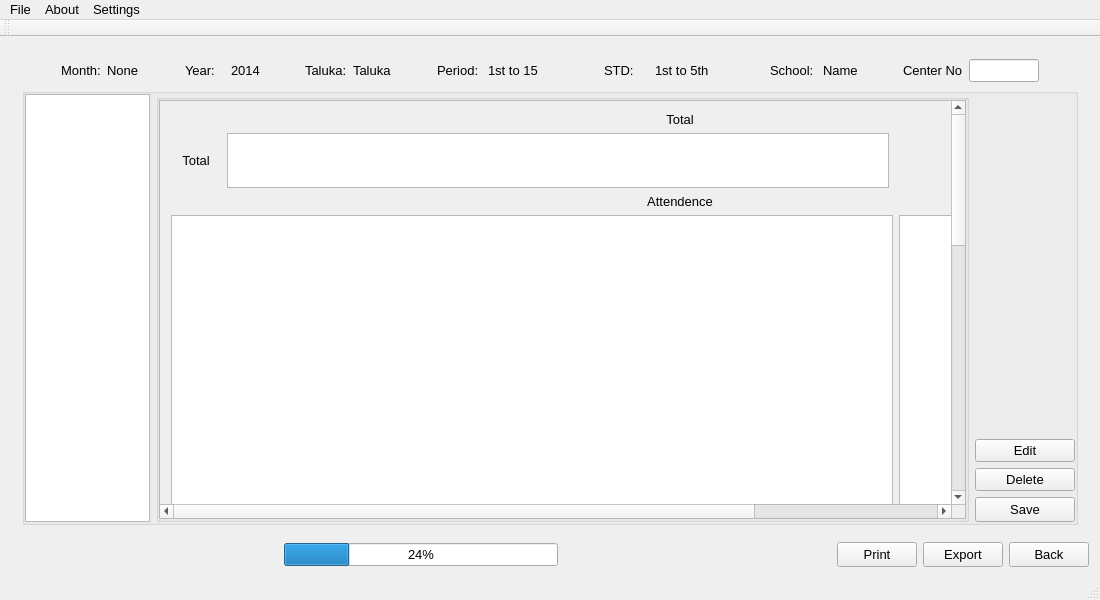
Vijay13/QuickManager, file QuickManager/mainwindow.ui: the form before one commit.
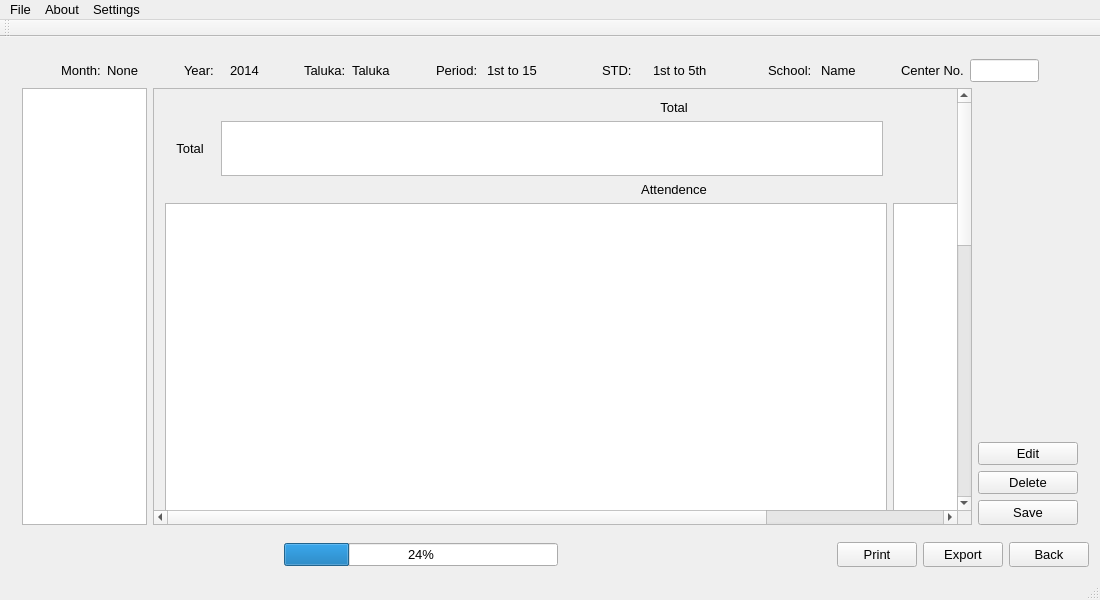
The form after the commit.

Patch:
```diff
--- a/QuickManager/mainwindow.ui
+++ b/QuickManager/mainwindow.ui
@@ -577,7 +577,7 @@
        </layout>
       </widget>
       <widget class="QWidget" name="SchoolBillPage">
-       <layout class="QVBoxLayout" name="verticalLayout_5">
+       <layout class="QVBoxLayout" name="verticalLayout_7">
         <item>
          <layout class="QHBoxLayout" name="horizontalLayout_8">
           <item>
@@ -938,7 +938,7 @@
            <widget class="QLabel" name="labelCenterNoTitle">
             <property name="maximumSize">
              <size>
-              <width>60</width>
+              <width>80</width>
               <height>16777215</height>
              </size>
             </property>
@@ -981,23 +981,9 @@
          </layout>
         </item>
         <item>
-         <widget class="QGroupBox" name="groupBoxBody">
-          <property name="title">
-           <string/>
-          </property>
+         <layout class="QHBoxLayout" name="horizontalLayout_10">
+          <item>
           <layout class="QHBoxLayout" name="horizontalLayout_7">
-           <property name="leftMargin">
-            <number>0</number>
-           </property>
-           <property name="topMargin">
-            <number>0</number>
-           </property>
-           <property name="rightMargin">
-            <number>0</number>
-           </property>
-           <property name="bottomMargin">
-            <number>0</number>
-           </property>
            <item>
             <widget class="QListView" name="listViewSchools">
              <property name="sizePolicy">
@@ -1029,30 +1015,6 @@
             </widget>
            </item>
            <item>
-            <widget class="QGroupBox" name="groupBoxContent">
-             <property name="minimumSize">
-              <size>
-               <width>0</width>
-               <height>0</height>
-              </size>
-             </property>
-             <property name="title">
-              <string/>
-             </property>
-             <layout class="QVBoxLayout" name="verticalLayout_6">
-              <property name="leftMargin">
-               <number>0</number>
-              </property>
-              <property name="topMargin">
-               <number>0</number>
-              </property>
-              <property name="rightMargin">
-               <number>0</number>
-              </property>
-              <property name="bottomMargin">
-               <number>0</number>
-              </property>
-              <item>
                <widget class="QScrollArea" name="scrollAreaContent">
                 <property name="widgetResizable">
                  <bool>true</bool>
@@ -1061,12 +1023,12 @@
                  <property name="geometry">
                   <rect>
                    <x>0</x>
-                   <y>0</y>
+                 <y>-495</y>
                    <width>1044</width>
-                   <height>1167</height>
-                  </rect>
-                 </property>
-                 <layout class="QVBoxLayout" name="verticalLayout_8">
+                 <height>1170</height>
+                </rect>
+               </property>
+               <layout class="QVBoxLayout" name="verticalLayout_6">
                   <item>
                    <widget class="QLabel" name="labelTotal">
                     <property name="maximumSize">
@@ -1193,7 +1155,7 @@
                    </widget>
                   </item>
                   <item>
-                   <layout class="QHBoxLayout" name="horizontalLayout_10">
+                 <layout class="QHBoxLayout" name="horizontalLayout_13">
                     <item>
                      <widget class="QTableView" name="tableViewMainBillAttendence">
                       <property name="minimumSize">
@@ -1338,10 +1300,9 @@
                </widget>
               </item>
              </layout>
-            </widget>
            </item>
            <item>
-            <layout class="QVBoxLayout" name="verticalLayout_7">
+           <layout class="QVBoxLayout" name="verticalLayout_5">
              <item>
               <spacer name="verticalSpacer_2">
                <property name="orientation">
@@ -1396,7 +1357,6 @@
             </layout>
            </item>
           </layout>
-         </widget>
         </item>
        </layout>
       </widget>
```
Left out of the diff: 33 changed lines with no effect on the pictures. Lines whose indentation alone changed are shown as unchanged.
